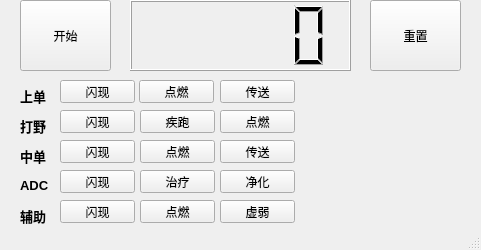
Above: Timer.ui from Roarpalm/LOL-Timer before the change. Below: the same form after it.
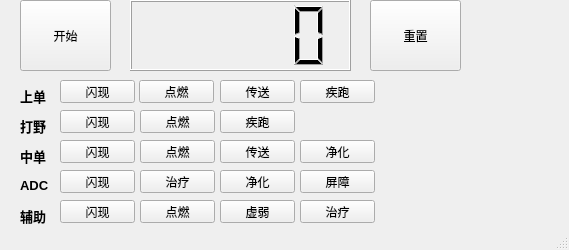
That is the form after the change.

```diff
--- a/Timer.ui
+++ b/Timer.ui
@@ -6,7 +6,7 @@
    <rect>
     <x>0</x>
     <y>0</y>
-    <width>481</width>
+    <width>569</width>
     <height>250</height>
    </rect>
   </property>
@@ -158,7 +158,7 @@
      </rect>
     </property>
     <property name="text">
-     <string>疾跑</string>
+     <string>点燃</string>
     </property>
    </widget>
    <widget class="QPushButton" name="Btn11">
@@ -203,7 +203,7 @@
    <widget class="QLabel" name="top_txt">
     <property name="geometry">
      <rect>
-      <x>300</x>
+      <x>390</x>
       <y>80</y>
       <width>171</width>
       <height>16</height>
@@ -216,7 +216,7 @@
    <widget class="QLabel" name="jug_txt">
     <property name="geometry">
      <rect>
-      <x>300</x>
+      <x>390</x>
       <y>110</y>
       <width>171</width>
       <height>20</height>
@@ -229,7 +229,7 @@
    <widget class="QLabel" name="mid_txt">
     <property name="geometry">
      <rect>
-      <x>300</x>
+      <x>390</x>
       <y>140</y>
       <width>171</width>
       <height>16</height>
@@ -242,7 +242,7 @@
    <widget class="QLabel" name="adc_txt">
     <property name="geometry">
      <rect>
-      <x>300</x>
+      <x>390</x>
       <y>170</y>
       <width>171</width>
       <height>16</height>
@@ -255,7 +255,7 @@
    <widget class="QLabel" name="sup_txt">
     <property name="geometry">
      <rect>
-      <x>300</x>
+      <x>390</x>
       <y>200</y>
       <width>171</width>
       <height>16</height>
@@ -327,7 +327,7 @@
      </rect>
     </property>
     <property name="text">
-     <string>点燃</string>
+     <string>疾跑</string>
     </property>
    </widget>
    <widget class="QLabel" name="top_2">
@@ -410,6 +410,58 @@
      <string>辅助</string>
     </property>
    </widget>
+   <widget class="QPushButton" name="Btn16">
+    <property name="geometry">
+     <rect>
+      <x>300</x>
+      <y>80</y>
+      <width>75</width>
+      <height>23</height>
+     </rect>
+    </property>
+    <property name="text">
+     <string>疾跑</string>
+    </property>
+   </widget>
+   <widget class="QPushButton" name="Btn17">
+    <property name="geometry">
+     <rect>
+      <x>300</x>
+      <y>140</y>
+      <width>75</width>
+      <height>23</height>
+     </rect>
+    </property>
+    <property name="text">
+     <string>净化</string>
+    </property>
+   </widget>
+   <widget class="QPushButton" name="Btn18">
+    <property name="geometry">
+     <rect>
+      <x>300</x>
+      <y>170</y>
+      <width>75</width>
+      <height>23</height>
+     </rect>
+    </property>
+    <property name="text">
+     <string>屏障</string>
+    </property>
+   </widget>
+   <widget class="QPushButton" name="Btn19">
+    <property name="geometry">
+     <rect>
+      <x>300</x>
+      <y>200</y>
+      <width>75</width>
+      <height>23</height>
+     </rect>
+    </property>
+    <property name="text">
+     <string>治疗</string>
+    </property>
+   </widget>
   </widget>
   <widget class="QStatusBar" name="statusbar"/>
  </widget>
```
